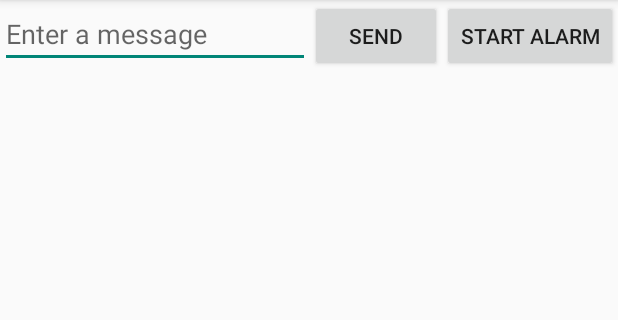
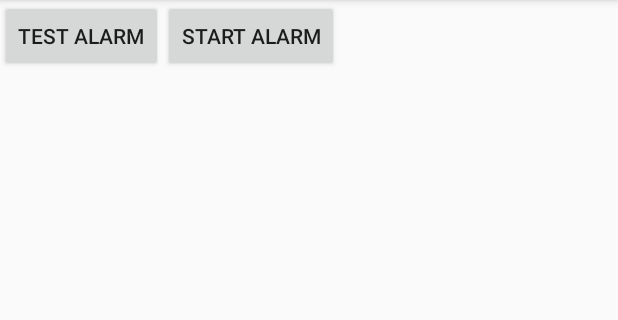
Before and after one commit to colindru/question-app, an Android app: the screen it shows after launch (MainActivity), after a tap on "START ALARM", on a phone screen of 412 x 824 dp, the part 84-404 px from its top. Run offline under Robolectric (Android 15) with nearby library versions, the phone set to English and light mode, and no system bars.

Commit message:
Work in progress: Vibrating Alarm

```diff
--- a/app/src/main/java/com/example/colin/questionapp/MainActivity.java
+++ b/app/src/main/java/com/example/colin/questionapp/MainActivity.java
@@ -4,8 +4,11 @@ import android.app.AlarmManager;
 import android.app.PendingIntent;
 import android.content.Context;
 import android.content.Intent;
+import android.os.SystemClock;
+import android.os.Vibrator;
 import android.support.v7.app.ActionBarActivity;
 import android.os.Bundle;
+import android.util.Log;
 import android.view.Menu;
 import android.view.MenuItem;
 import android.view.View;
@@ -29,6 +32,7 @@ public class MainActivity extends ActionBarActivity {
         // Retrieve a PendingIntent that will perform a broadcast
         Intent alarmIntent = new Intent(MainActivity.this, AlarmReceiver.class);
         pendingIntent = PendingIntent.getBroadcast(MainActivity.this, 0, alarmIntent, 0);
+        Log.i("MainActivity", "OnCreate, intent created @" + SystemClock.elapsedRealtime());
     }
 
     @Override
@@ -55,22 +59,45 @@ public class MainActivity extends ActionBarActivity {
 
     public void startAlarm(View view){
         AlarmManager manager = (AlarmManager) getSystemService(Context.ALARM_SERVICE);
-        int interval = 8000;
 
-        manager.setInexactRepeating(AlarmManager.RTC_WAKEUP,
+        // 30 second exact repeating alarm
+        manager.setRepeating(AlarmManager.RTC_WAKEUP,
                 System.currentTimeMillis(),
-                interval,
+                1000 * 30,
                 pendingIntent);
 
-        Toast.makeText(this, "Alarm Set", Toast.LENGTH_SHORT).show();
+        // 15 minute inexact repeating alarm
+        /*manager.setInexactRepeating(AlarmManager.RTC_WAKEUP,
+                System.currentTimeMillis(),
+                AlarmManager.INTERVAL_FIFTEEN_MINUTES,
+                pendingIntent);*/
+
+        Log.i("MainActivity", "Starting alarm @ " + SystemClock.elapsedRealtime());
+        Toast.makeText(this, "15-minute repeating alarm set", Toast.LENGTH_SHORT).show();
+    }
+
+    public void testAlarm(View view){
+        AlarmManager manager = (AlarmManager) getSystemService(Context.ALARM_SERVICE);
+
+        // One-time alarm
+        manager.set(AlarmManager.RTC_WAKEUP,
+                10,
+                pendingIntent);
+
+        Log.i("MainActivity", "Starting alarm @ " + SystemClock.elapsedRealtime());
+        Toast.makeText(this, "Here's your test alarm", Toast.LENGTH_SHORT).show();
+
+        Vibrator v = (Vibrator) this.getSystemService(Context.VIBRATOR_SERVICE);
+        // Vibrate for half a second
+        v.vibrate(500);
     }
 
     // Getting back into it!
-    public void sendMessage(View view){
+    /*public void sendMessage(View view){
         Intent intent = new Intent(this, DisplayMessageActivity.class);
         EditText editText = (EditText)findViewById(R.id.edit_message);
         String message = editText.getText().toString();
         intent.putExtra(EXTRA_MESSAGE, message);
         startActivity(intent);
-    }
+    }*/
 }
--- a/app/src/main/res/layout/activity_main.xml
+++ b/app/src/main/res/layout/activity_main.xml
@@ -4,6 +4,7 @@
     android:layout_width="match_parent"
     android:layout_height="match_parent">
 
+    <!--
     <EditText
         android:layout_weight="1"
         android:id="@+id/edit_message"
@@ -16,6 +17,13 @@
         android:layout_width="wrap_content"
         android:layout_height="wrap_content"
         android:onClick="sendMessage" />
+            -->
+
+    <Button
+        android:text="@string/button_test_alarm"
+        android:layout_width="wrap_content"
+        android:layout_height="wrap_content"
+        android:onClick="testAlarm" />
 
     <Button
         android:text="@string/button_start_alarm"
--- a/app/src/main/res/values/strings.xml
+++ b/app/src/main/res/values/strings.xml
@@ -3,6 +3,8 @@
 
     <string name="edit_message">Enter a message</string>
     <string name="button_send">Send</string>
+
+    <string name="button_test_alarm">Test Alarm</string>
     <string name="button_start_alarm">Start Alarm</string>
 
     <string name="show_message">Your Message</string>
```
Also changed, not shown: app/src/main/AndroidManifest.xml (+14 -0 lines), app/src/main/java/com/example/colin/questionapp/AlarmReceiver.java (+30 -4 lines).
